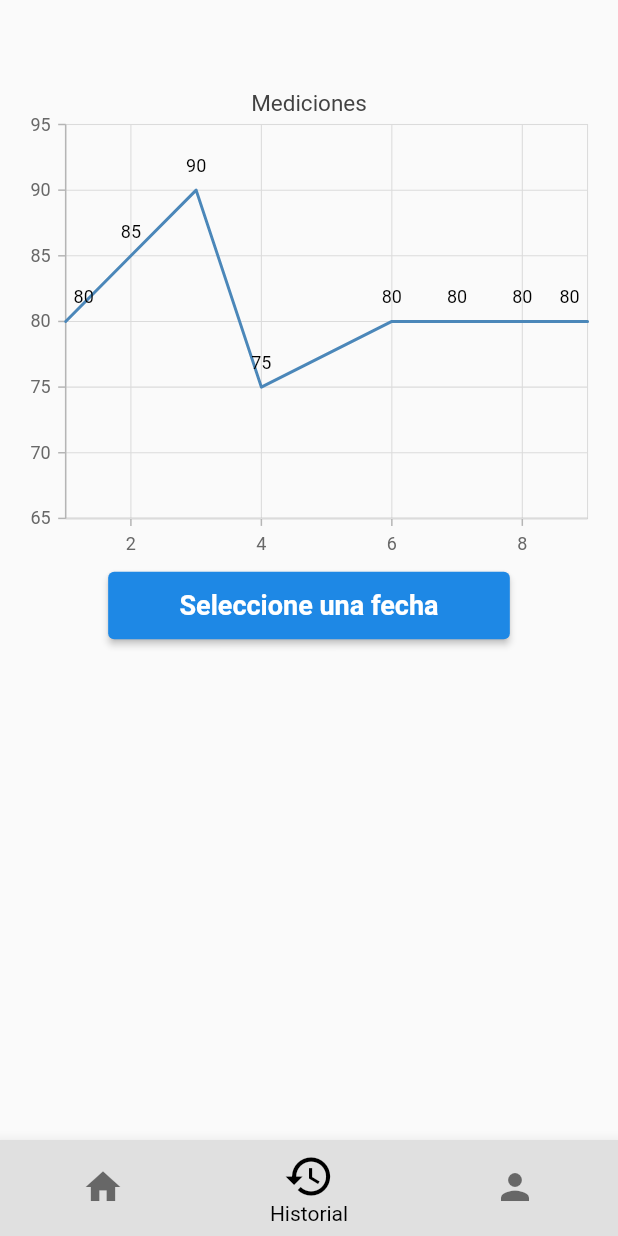
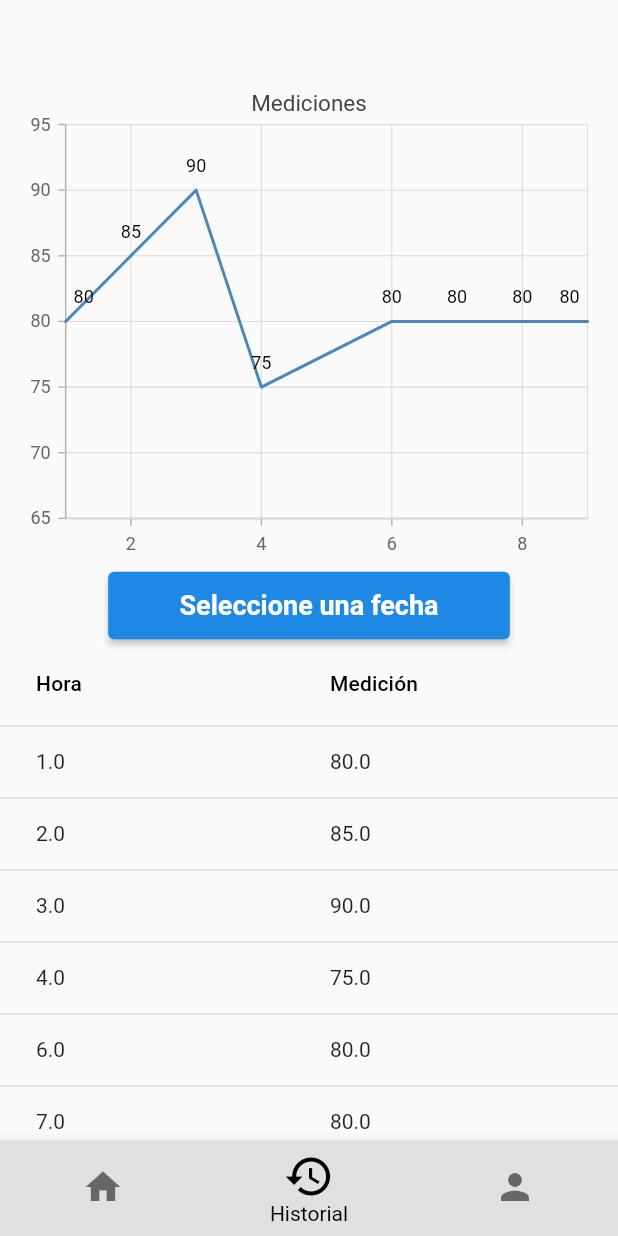
Before and after one commit to ralfmiy/Gluco-Front, a Flutter app: the NavBar screen opened directly, item 2 of the bottom bar chosen, on a phone screen of 412 x 824 dp. Run offline on Flutter 3.47's test engine with Material 2 defaults, Android fonts, the phone set to English and light mode, and no system bars; our stand-ins replace syncfusion_flutter_charts.

Commit message:
Bendita tabla - a revision

```diff
--- a/lib/search/search.dart
+++ b/lib/search/search.dart
@@ -11,10 +11,97 @@ class Search extends StatefulWidget {
 
 class _SearchState extends State<Search> {
   late List<Medicion> _datosGrafico;
+  List<Medicion> datosGrafico = [
+    Medicion(1, 80),
+    Medicion(2, 85),
+    Medicion(3, 90),
+    Medicion(4, 75),
+    Medicion(6, 80),
+    Medicion(7, 80),
+    Medicion(8, 80),
+    Medicion(9, 80),
+  ];
+
+  List<Medicion> getMediciones() {
+    datosGrafico;
+    return datosGrafico;
+  }
+
+  late List<Medicion> _datosGrafico2;
+  List<Medicion> datosGrafico2 = [
+    Medicion(1, 80),
+    Medicion(2, 85),
+    Medicion(3, 90),
+    Medicion(4, 75),
+    Medicion(6, 80),
+    Medicion(7, 80),
+    Medicion(8, 80),
+    Medicion(9, 80),
+  ];
+
+  List<Medicion> getMediciones2() {
+    datosGrafico2;
+    return datosGrafico2;
+  }
+
+  int? sortColumnIndex;
+  bool isAscending = false;
+
+  Widget TablaDatos2(List<Medicion> datosGrafico2) {
+    return ListView(
+      padding: EdgeInsets.zero,
+      children: [
+        DataTable(
+          sortAscending: isAscending,
+          sortColumnIndex: sortColumnIndex,
+          columns: [
+            DataColumn(
+              label: Text("Hora"),
+              onSort: _onSort,
+            ),
+            DataColumn(
+              label: Text("Medición"),
+              onSort: _onSort,
+            ),
+          ],
+          rows: getRows(datosGrafico2),
+        ),
+      ],
+    );
+  }
+
+  List<DataRow> getRows(List<Medicion> mediciones) =>
+      mediciones.map((Medicion medicion) {
+        final cells = [medicion.dia, medicion.medida];
+        return DataRow(cells: getCells(cells));
+      }).toList();
+
+  List<DataCell> getCells(List<dynamic> cells) =>
+      cells.map((data) => DataCell(Text('$data'))).toList();
+
+  int _compareString(bool ascending, double dia, double dia2) =>
+      ascending ? dia.compareTo(dia2) : dia2.compareTo(dia);
+
+  void _onSort(int columnIndex, bool ascending) {
+    if (columnIndex == 0) {
+      datosGrafico2.sort((medicion1, medicion2) =>
+          _compareString(ascending, medicion1.dia, medicion2.dia));
+    } else if (columnIndex == 1) {
+      datosGrafico2.sort((medicion1, medicion2) =>
+          _compareString(ascending, medicion1.medida, medicion2.medida));
+      //si necesito enviar numeros en lugar de string, puedo '${variable.atributo}'
+    }
+
+    setState(() {
+      this.sortColumnIndex = columnIndex;
+      this.isAscending = ascending;
+    });
+  }
 
   @override
   void initState() {
     _datosGrafico = getMediciones();
+    _datosGrafico2 = getMediciones2();
     super.initState();
   }
 
@@ -25,22 +112,9 @@ class _SearchState extends State<Search> {
       children: [
         Tabla(),
         BotonSeleFecha(),
+        Expanded(child: TablaDatos2(_datosGrafico2)),
       ],
     );
-  }
-
-  List<Medicion> getMediciones() {
-    List<Medicion> datosGrafico = [
-      Medicion(1, 80),
-      Medicion(2, 85),
-      Medicion(3, 90),
-      Medicion(4, 75),
-      Medicion(6, 80),
-      Medicion(7, 80),
-      Medicion(8, 80),
-      Medicion(9, 80),
-    ];
-    return datosGrafico;
   }
 
   Widget Tabla() {
@@ -111,168 +185,13 @@ class Medicion {
   final double medida;
 }
 
-// import 'dart:math';
-
-// import 'package:flutter/material.dart';
-// import 'package:charts_flutter/flutter.dart' as charts;
-
-// /// Data class to visualize.
-// class _SalesData {
-//   final int year;
-//   final int sales;
-
-//   _SalesData(this.year, this.sales);
-//   // Returns Jan.1st of that year as date.
-//   DateTime get date => DateTime(this.year);
+// Widget TablaDatos(List<Medicion> datosGrafico) {
+//   return ListView.builder(
+//     itemCount: datosGrafico.length,
+//     itemBuilder: (context, index) {
+//       return Text(datosGrafico[index].dia.toString() +
+//           "----" +
+//           datosGrafico[index].medida.toString());
+//     },
+//   );
 // }
-
-// /// Generate some random data.
-// List<_SalesData> _genRandData() {
-//   final random = Random();
-//   // Returns an increasing series with some fluctuations.
-//   return [
-//     for (int i = 2005; i < 2020; ++i)
-//       _SalesData(i, (i - 2000) * 40 + random.nextInt(100)),
-//   ];
-// }
-
-// class Search extends StatefulWidget {
-//   const Search({Key? key}) : super(key: key);
-
-//   @override
-//   _TimeseriesChartExampleState createState() => _TimeseriesChartExampleState();
-// }
-
-// class _TimeseriesChartExampleState extends State<Search> {
-//   bool _animate = true;
-//   bool _defaultInteractions = true;
-//   bool _includeArea = true;
-//   bool _includePoints = true;
-//   bool _stacked = true;
-//   charts.BehaviorPosition _titlePosition = charts.BehaviorPosition.bottom;
-//   charts.BehaviorPosition _legendPosition = charts.BehaviorPosition.bottom;
-
-//   // Data to render.
-//   late List<_SalesData> _series1, _series2;
-
-//   @override
-//   void initState() {
-//     super.initState();
-//     this._series1 = _genRandData();
-//   }
-
-//   @override
-//   Widget build(BuildContext context) {
-//     return ListView(
-//       padding: const EdgeInsets.all(8),
-//       children: <Widget>[
-//         SizedBox(
-//           height: 300,
-//           child: charts.TimeSeriesChart(
-//             /*seriesList=*/ [
-//               charts.Series<_SalesData, DateTime>(
-//                 id: 'Sales-1',
-//                 colorFn: (_, __) => charts.MaterialPalette.blue.shadeDefault,
-//                 domainFn: (_SalesData sales, _) => sales.date,
-//                 measureFn: (_SalesData sales, _) => sales.sales,
-//                 data: this._series1,
-//               ),
-//               charts.Series<_SalesData, DateTime>(
-//                 id: 'Sales-2',
-//                 colorFn: (_, __) => charts.MaterialPalette.red.shadeDefault,
-//                 domainFn: (_SalesData sales, _) => sales.date,
-//                 measureFn: (_SalesData sales, _) => sales.sales,
-//                 data: this._series2,
-//               ),
-//             ],
-//             defaultInteractions: this._defaultInteractions,
-//             defaultRenderer: charts.LineRendererConfig(
-//               includePoints: this._includePoints,
-//               includeArea: this._includeArea,
-//               stacked: this._stacked,
-//             ),
-//             animate: this._animate,
-//             behaviors: [
-//               // Add title.
-//               charts.ChartTitle(
-//                 'Dummy sales time series',
-//                 behaviorPosition: _titlePosition,
-//               ),
-//               // Add legend.
-//               charts.SeriesLegend(position: _legendPosition),
-//               // Highlight X and Y value of selected point.
-//               charts.LinePointHighlighter(
-//                 showHorizontalFollowLine:
-//                     charts.LinePointHighlighterFollowLineType.all,
-//                 showVerticalFollowLine:
-//                     charts.LinePointHighlighterFollowLineType.nearest,
-//               ),
-//             ],
-//           ),
-//         ),
-//         const Divider(),
-//         ..._controlWidgets(),
-//       ],
-//     );
-//   }
-
-//   /// Widgets to control the chart appearance and behavior.
-//   List<Widget> _controlWidgets() => <Widget>[
-//         SwitchListTile(
-//           title: const Text('animate'),
-//           onChanged: (bool val) => setState(() => this._animate = val),
-//           value: this._animate,
-//         ),
-//         SwitchListTile(
-//           title: const Text('defaultInteractions'),
-//           onChanged: (bool val) =>
-//               setState(() => this._defaultInteractions = val),
-//           value: this._defaultInteractions,
-//         ),
-//         SwitchListTile(
-//           title: const Text('includePoints'),
-//           onChanged: (bool val) => setState(() => this._includePoints = val),
-//           value: this._includePoints,
-//         ),
-//         SwitchListTile(
-//           title: const Text('includeArea'),
-//           onChanged: (bool val) => setState(() => this._includeArea = val),
-//           value: this._includeArea,
-//         ),
-//         SwitchListTile(
-//           title: const Text('stacked'),
-//           onChanged: (bool val) => setState(() => this._stacked = val),
-//           value: this._stacked,
-//         ),
-//         ListTile(
-//           title: const Text('titlePosition:'),
-//           trailing: DropdownButton<charts.BehaviorPosition>(
-//             value: this._titlePosition,
-//             onChanged: (charts.BehaviorPosition? newVal) {
-//               if (newVal != null) {
-//                 setState(() => this._titlePosition = newVal);
-//               }
-//             },
-//             items: [
-//               for (final val in charts.BehaviorPosition.values)
-//                 DropdownMenuItem(value: val, child: Text('$val'))
-//             ],
-//           ),
-//         ),
-//         ListTile(
-//           title: const Text('legendPosition:'),
-//           trailing: DropdownButton<charts.BehaviorPosition>(
-//             value: this._legendPosition,
-//             onChanged: (charts.BehaviorPosition? newVal) {
-//               if (newVal != null) {
-//                 setState(() => this._legendPosition = newVal);
-//               }
-//             },
-//             items: [
-//               for (final val in charts.BehaviorPosition.values)
-//                 DropdownMenuItem(value: val, child: Text('$val'))
-//             ],
-//           ),
-//         ),
-//       ];
-// }
```
